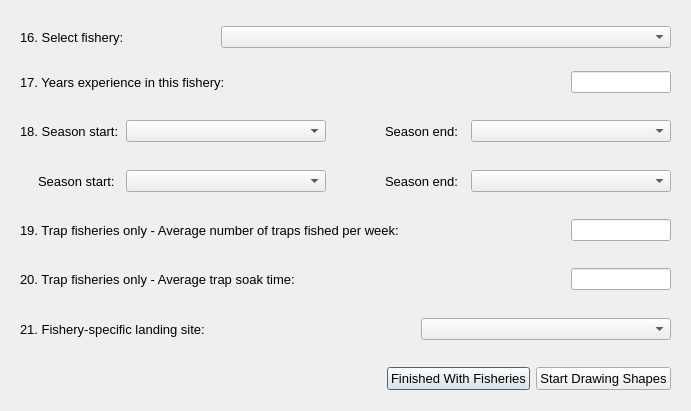
Above: oom_st_kitts_nevis/Interview/selectfishery.ui from Ecotrust/openoceanmap-desktop before the change. Below: the same form after it.
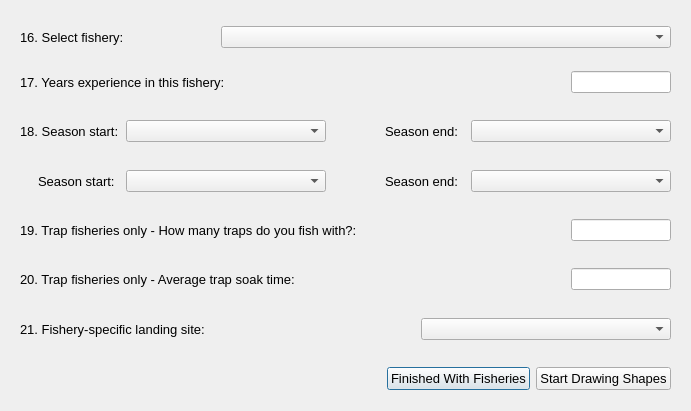
That is the form after the change.

Commit message: tweak language on q19, set capt/crew shares automatically based on num crew

Patch:
```diff
--- a/oom_st_kitts_nevis/Interview/selectfishery.ui
+++ b/oom_st_kitts_nevis/Interview/selectfishery.ui
@@ -756,7 +756,7 @@
            </font>
           </property>
           <property name="text" >
-           <string>19. Trap fisheries only - Average number of traps fished per week:</string>
+           <string>19. Trap fisheries only - How many traps do you fish with?:</string>
           </property>
          </widget>
         </item>
```
The commit also changes 2 other files.
